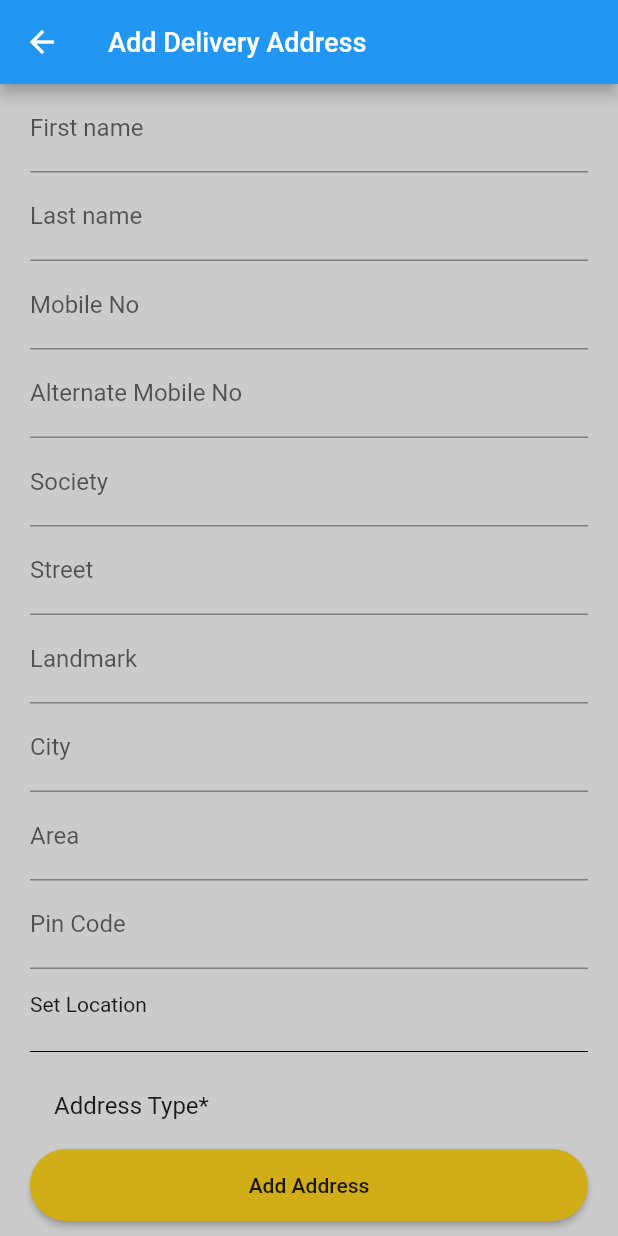
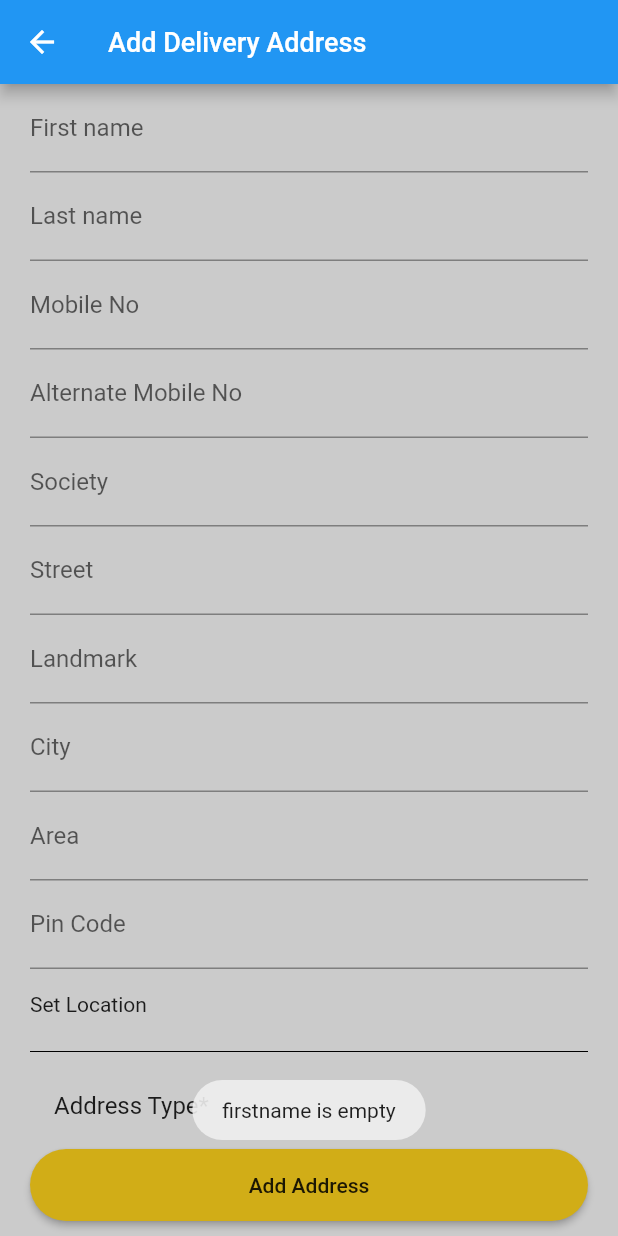
Before and after one commit to Wahid551/Flutter_Food_App_with_Firebase, a Flutter app: the AddDeliverAddress screen opened directly, after a tap on "Add Address", on a phone screen of 412 x 824 dp. Run offline on Flutter 3.47's test engine with Material 2 defaults, Android fonts, the phone set to English and light mode, and no system bars; our stand-ins replace cloud_firestore, firebase_auth, firebase_core, flutter_signin_button, fluttertoast, google_maps_flutter and 2 more; accounts and stored records are empty.

Commit message:
Backend: Add and Get Delivery Address---  Project in Progress...

```diff
--- a/lib/main.dart
+++ b/lib/main.dart
@@ -1,5 +1,6 @@
 import 'package:flutter/material.dart';
 import 'package:food_app/config/colors.dart';
+import 'package:food_app/provider/check_out_provider.dart';
 import 'package:food_app/provider/product_provider.dart';
 import 'package:food_app/provider/review_cart_provider.dart';
 import 'package:food_app/provider/user_provider.dart';
@@ -33,6 +34,9 @@ class MyApp extends StatelessWidget {
         ChangeNotifierProvider<WishListProvider>(
           create: (context) => WishListProvider(),
         ),
+        ChangeNotifierProvider<CheckoutProvider>(
+          create: (context) => CheckoutProvider(),
+        ),
       ],
       child: MaterialApp(
         debugShowCheckedModeBanner: false,
--- /dev/null
+++ b/lib/provider/check_out_provider.dart
@@ -0,0 +1,80 @@
+import 'package:cloud_firestore/cloud_firestore.dart';
+import 'package:firebase_auth/firebase_auth.dart';
+import 'package:flutter/foundation.dart';
+import 'package:flutter/material.dart';
+import 'package:fluttertoast/fluttertoast.dart';
+import 'package:location/location.dart';
+
+class CheckoutProvider with ChangeNotifier {
+  bool isloadding = false;
+
+  TextEditingController firstName = TextEditingController();
+  TextEditingController lastName = TextEditingController();
+  TextEditingController mobileNo = TextEditingController();
+  TextEditingController alternateMobileNo = TextEditingController();
+  TextEditingController scoiety = TextEditingController();
+  TextEditingController street = TextEditingController();
+  TextEditingController landmark = TextEditingController();
+  TextEditingController city = TextEditingController();
+  TextEditingController aera = TextEditingController();
+  TextEditingController pincode = TextEditingController();
+  LocationData? setLoaction;
+
+  void validator(context, myType) async {
+    if (firstName.text.isEmpty) {
+      Fluttertoast.showToast(msg: "firstname is empty");
+    } else if (lastName.text.isEmpty) {
+      Fluttertoast.showToast(msg: "lastname is empty");
+    } else if (mobileNo.text.isEmpty) {
+      Fluttertoast.showToast(msg: "mobileNo is empty");
+    } else if (alternateMobileNo.text.isEmpty) {
+      Fluttertoast.showToast(msg: "alternateMobileNo is empty");
+    } else if (scoiety.text.isEmpty) {
+      Fluttertoast.showToast(msg: "scoiety is empty");
+    } else if (street.text.isEmpty) {
+      Fluttertoast.showToast(msg: "street is empty");
+    } else if (landmark.text.isEmpty) {
+      Fluttertoast.showToast(msg: "landmark is empty");
+    } else if (city.text.isEmpty) {
+      Fluttertoast.showToast(msg: "city is empty");
+    } else if (aera.text.isEmpty) {
+      Fluttertoast.showToast(msg: "aera is empty");
+    } else if (pincode.text.isEmpty) {
+      Fluttertoast.showToast(msg: "pincode is empty");
+    }
+    // }
+    else if (setLoaction == null) {
+      Fluttertoast.showToast(msg: "setLoaction is empty");
+    }
+    // else {
+    else {
+      isloadding = true;
+      notifyListeners();
+      await FirebaseFirestore.instance
+          .collection("AddDeliverAddress")
+          .doc(FirebaseAuth.instance.currentUser!.uid)
+          .set({
+        "firstname": firstName.text,
+        "lastname": lastName.text,
+        "mobileNo": mobileNo.text,
+        "alternateMobileNo": alternateMobileNo.text,
+        "scoiety": scoiety.text,
+        "street": street.text,
+        "landmark": landmark.text,
+        "city": city.text,
+        "aera": aera.text,
+        "pincode": pincode.text,
+        "addressType": myType.toString(),
+        "longitude": setLoaction!.longitude,
+        "latitude": setLoaction!.latitude,
+      }).then((value) async {
+        isloadding = false;
+        notifyListeners();
+        await Fluttertoast.showToast(msg: "Add your deliver address");
+        Navigator.of(context).pop();
+        notifyListeners();
+      });
+      notifyListeners();
+    }
+  }
+}
--- a/lib/screens/HomeScreen/check_Out/delivery_Details/add_delivery-address/add_delivery_Address.dart
+++ b/lib/screens/HomeScreen/check_Out/delivery_Details/add_delivery-address/add_delivery_Address.dart
@@ -1,6 +1,9 @@
 import 'package:flutter/material.dart';
 import 'package:food_app/config/colors.dart';
+import 'package:food_app/provider/check_out_provider.dart';
+import 'package:food_app/screens/HomeScreen/check_Out/delivery_Details/google_map/google_map.dart';
 import 'package:food_app/widgets/custom_text_field.dart';
+import 'package:provider/provider.dart';
 
 class AddDeliverAddress extends StatefulWidget {
   @override
@@ -18,6 +21,8 @@ class _AddDeliverAddressState extends State<AddDeliverAddress> {
   // late TextEditingController textEditingController;
   @override
   Widget build(BuildContext context) {
+    CheckoutProvider checkoutProvider = Provider.of(context);
+
     return Scaffold(
       appBar: AppBar(
         title: Text(
@@ -28,8 +33,11 @@ class _AddDeliverAddressState extends State<AddDeliverAddress> {
       bottomNavigationBar: Container(
         margin: EdgeInsets.symmetric(vertical: 10, horizontal: 20),
         height: 48,
-        child: MaterialButton(
-          onPressed: () {},
+        child: checkoutProvider.isloadding == false
+            ? MaterialButton(
+                onPressed: () {
+                  checkoutProvider.validator(context, myType);
+                },
                 child: Text(
                   "Add Address",
                   style: TextStyle(
@@ -42,6 +50,9 @@ class _AddDeliverAddressState extends State<AddDeliverAddress> {
                     30,
                   ),
                 ),
+              )
+            : Center(
+                child: CircularProgressIndicator(),
               ),
       ),
       body: Padding(
@@ -52,56 +63,59 @@ class _AddDeliverAddressState extends State<AddDeliverAddress> {
           children: [
             CostomTextField(
               labText: "First name",
-              //    controller: textEditingController,
+              controller: checkoutProvider.firstName,
               keyboardType: TextInputType.text,
             ),
             CostomTextField(
               labText: "Last name",
-              //  controller: textEditingController,
+              controller: checkoutProvider.lastName,
               keyboardType: TextInputType.text,
             ),
             CostomTextField(
               labText: "Mobile No",
-              //controller: textEditingController,
+              controller: checkoutProvider.mobileNo,
               keyboardType: TextInputType.phone,
             ),
             CostomTextField(
               labText: "Alternate Mobile No",
-              //     controller: textEditingController,
+              controller: checkoutProvider.alternateMobileNo,
               keyboardType: TextInputType.phone,
             ),
             CostomTextField(
               labText: "Society",
-              //   controller: textEditingController,
+              controller: checkoutProvider.scoiety,
               keyboardType: TextInputType.text,
             ),
             CostomTextField(
               labText: "Street",
-              // controller: textEditingController,
+              controller: checkoutProvider.street,
               keyboardType: TextInputType.text,
             ),
             CostomTextField(
               labText: "Landmark",
-              //    controller: textEditingController,
+              controller: checkoutProvider.landmark,
               keyboardType: TextInputType.text,
             ),
             CostomTextField(
               labText: "City",
-              //  controller: textEditingController,
+              controller: checkoutProvider.city,
               keyboardType: TextInputType.text,
             ),
             CostomTextField(
               labText: "Area",
-              //   controller: textEditingController,
+              controller: checkoutProvider.aera,
               keyboardType: TextInputType.text,
             ),
             CostomTextField(
               labText: "Pin Code",
-              //  controller: textEditingController,
+              controller: checkoutProvider.pincode,
               keyboardType: TextInputType.number,
             ),
             InkWell(
-              onTap: () {},
+              onTap: () {
+                Navigator.of(context).push(
+                    MaterialPageRoute(builder: (context) => CostomGoogleMap()));
+              },
               child: Container(
                 height: 47,
                 width: double.infinity,
@@ -109,7 +123,9 @@ class _AddDeliverAddressState extends State<AddDeliverAddress> {
                   mainAxisAlignment: MainAxisAlignment.center,
                   crossAxisAlignment: CrossAxisAlignment.start,
                   children: [
-                    Text("Set Location"),
+                    checkoutProvider.setLoaction == null
+                        ? Text("Set Location")
+                        : Text('Done!'),
                   ],
                 ),
               ),
--- a/lib/screens/HomeScreen/product_overview/product-overview.dart
+++ b/lib/screens/HomeScreen/product_overview/product-overview.dart
@@ -196,7 +196,7 @@ class _ProductOverViewState extends State<ProductOverView> {
                           productName: widget.productName,
                           productImage: widget.productImage,
                           productPrice: widget.productPrice,
-                          productUnit: '',
+                          productUnit: '500 Gram',
                         ),
 
                         // Container(
--- a/lib/widgets/custom_text_field.dart
+++ b/lib/widgets/custom_text_field.dart
@@ -1,15 +1,18 @@
 import 'package:flutter/material.dart';
 
 class CostomTextField extends StatelessWidget {
-  //final TextEditingController controller;
+  final TextEditingController controller;
   final String labText;
   final TextInputType keyboardType;
-  CostomTextField({required this.keyboardType, required this.labText});
+  CostomTextField(
+      {required this.keyboardType,
+      required this.labText,
+      required this.controller});
   @override
   Widget build(BuildContext context) {
     return TextField(
       keyboardType: keyboardType,
-      // controller: controller,
+      controller: controller,
       decoration: InputDecoration(
         labelText: labText,
       ),
--- a/pubspec.yaml
+++ b/pubspec.yaml
@@ -34,6 +34,8 @@ dependencies:
   cloud_firestore: ^2.4.0
   provider: ^5.0.0
   fluttertoast: ^8.0.8
+  location:
+  google_maps_flutter:
 
 dev_dependencies:
   flutter_test:
```
Also changed, not shown: lib/screens/HomeScreen/Home_Screen.dart (+4 -4 lines), lib/screens/HomeScreen/check_Out/delivery_Details/delivery-details.dart (+7 -1 lines), lib/screens/HomeScreen/check_Out/delivery_Details/google_map/google_map.dart (added, +78 -0 lines), pubspec.lock, 1 other file. Lines whose indentation alone changed are shown as unchanged.
